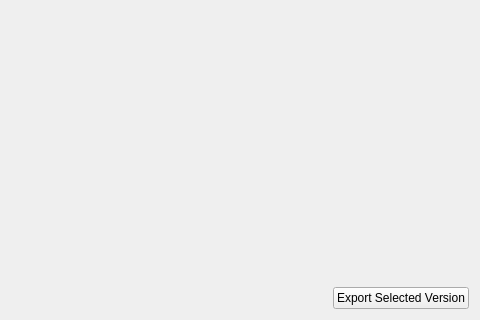
Qt form src/ui/EditorSwcVersionControl.ui (kiraYuukiAsuna/SwcDbmsQtClient) before a commit; both pictures show x 720 to 1200 and y 480 to 800 of the 1200 by 800 pixel window.
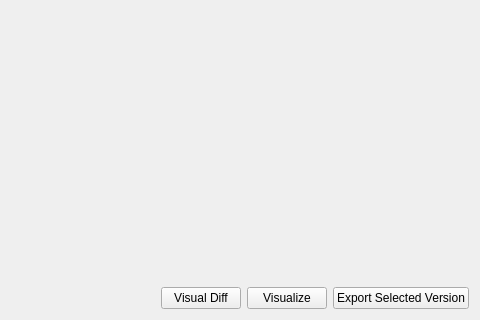
The same form after that commit.

Commit message: Update diff view.

Patch:
```diff
--- a/src/ui/EditorSwcVersionControl.ui
+++ b/src/ui/EditorSwcVersionControl.ui
@@ -90,6 +90,20 @@
          </property>
         </spacer>
        </item>
+       <item>
+        <widget class="QPushButton" name="VisualizeDiffBtn">
+         <property name="text">
+          <string>Visual Diff</string>
+         </property>
+        </widget>
+       </item>
+       <item>
+        <widget class="QPushButton" name="VisualizeBtn">
+         <property name="text">
+          <string>Visualize</string>
+         </property>
+        </widget>
+       </item>
        <item>
         <widget class="QPushButton" name="ExportSelectedVersion">
          <property name="text">
```
The commit also changes 19 other files.
